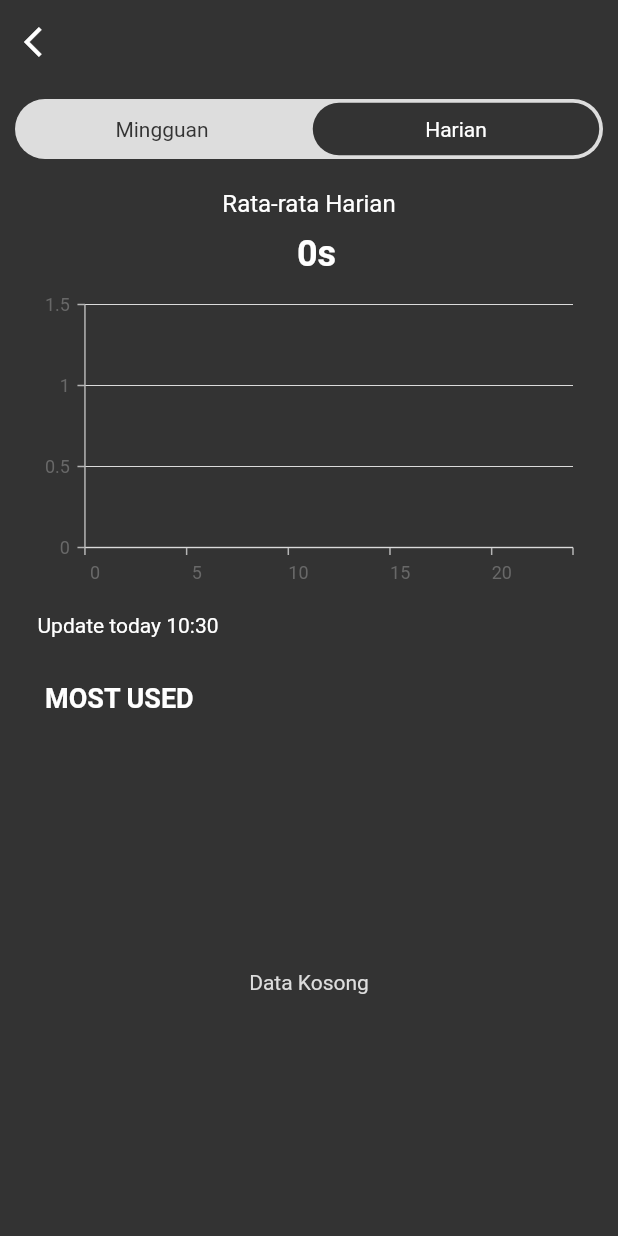
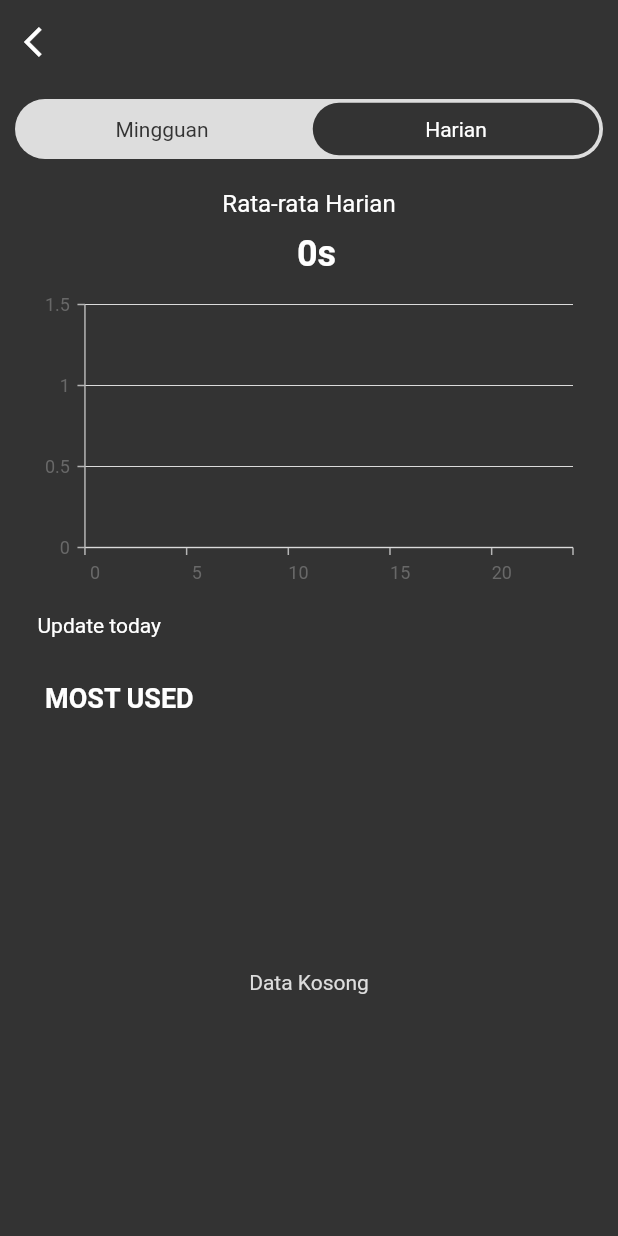
Before and after one commit to HafizhHD/app-ro-backup, a Flutter app: the DetailChildActivityPage screen opened directly with empty values, after a tap on "Harian", on a phone screen of 412 x 824 dp. Run offline on Flutter 3.47's test engine with Material 2 defaults, Android fonts, the phone set to English and light mode, and no system bars; our stand-ins replace audioplayers, badges, camera, firebase_core, firebase_messaging, flutter_contacts and 16 more; missing offline and left inert: app_usage, flutter_background_service, flutter_geocoder, flutter_sms_inbox; accounts and stored records are empty; network calls fail; statements that could not run were skipped.

Commit message:
[WIP] SOS notif video and Daily activity.

```diff
--- a/lib/parent/view/detail_child_activity.dart
+++ b/lib/parent/view/detail_child_activity.dart
@@ -22,6 +22,7 @@ class DetailChildActivityPage extends StatefulWidget {
   final List<AppUsages> listAppUsageWeekly;
   final String averageTimeWeekly;
   final Widget weeklyChart;
+  final String lastUpdate;
 
   @override
   _DetailChildActivityPageState createState() => _DetailChildActivityPageState();
@@ -33,6 +34,7 @@ class DetailChildActivityPage extends StatefulWidget {
     required this.listAppUsageWeekly,
     required this.averageTimeWeekly,
     required this.weeklyChart,
+    required this.lastUpdate,
   }) : super(key: key);
 }
 
@@ -50,7 +52,6 @@ class _DetailChildActivityPageState extends State<DetailChildActivityPage> {
   String avgTime = '0s';
   String avgTimeDaily = '0s';
   String totalToday = '0s';
-  String dateToday = '00.01';
   var dtx = [0, 0, 0, 0, 0, 0, 0];
   var dty = ['Senin', 'Selasa', 'Rabu', 'Kamis', 'Jumat', 'Sabtu', 'Minggu'];
   var dtxDaily = [0, 0, 0, 0, 0, 0, 0, 0, 0, 0, 0, 0, 0, 0, 0, 0, 0, 0, 0, 0, 0, 0, 0, 0];
@@ -215,7 +216,6 @@ class _DetailChildActivityPageState extends State<DetailChildActivityPage> {
   }
 
   void initAsync() async {
-    dateToday = now_HHmm();
     await loadPrefs();
     await setWeeklyData();
   }
@@ -315,7 +315,8 @@ class _DetailChildActivityPageState extends State<DetailChildActivityPage> {
           ),
           Container(
             margin: EdgeInsets.only(bottom: 10, left: 15),
-            child: Align(alignment: Alignment.centerLeft, child: Text('Update today $dateToday', style: TextStyle(fontSize: 14, color: cOrtuWhite))),
+            child: Align(
+                alignment: Alignment.centerLeft, child: Text('Update today ${widget.lastUpdate}', style: TextStyle(fontSize: 14, color: cOrtuWhite))),
           ),
         ],
       ),
--- a/lib/parent/view/detail_child_view.dart
+++ b/lib/parent/view/detail_child_view.dart
@@ -54,9 +54,7 @@ class _DetailChildPageState extends State<DetailChildPage> {
 
   void setBindingData() async {
     prefs = await SharedPreferences.getInstance();
-    var outputFormat = DateFormat('HH.mm');
-    var outputDate = outputFormat.format(DateTime.now());
-    dateToday = outputDate;
+    dateToday = now_HHmm();
 
     setState(() {});
     if (widget.toLocation) {
@@ -510,6 +508,7 @@ class _DetailChildPageState extends State<DetailChildPage> {
                       listAppUsageWeekly: listAppUsage,
                       averageTimeWeekly: avgData,
                       weeklyChart: _chartDailyAverage(),
+                      lastUpdate: dateToday,
                     ))),
           ),
           Container(
```
Also changed, not shown: lib/parent/view/inbox/inbox_detail.dart (added, +13 -0 lines).
